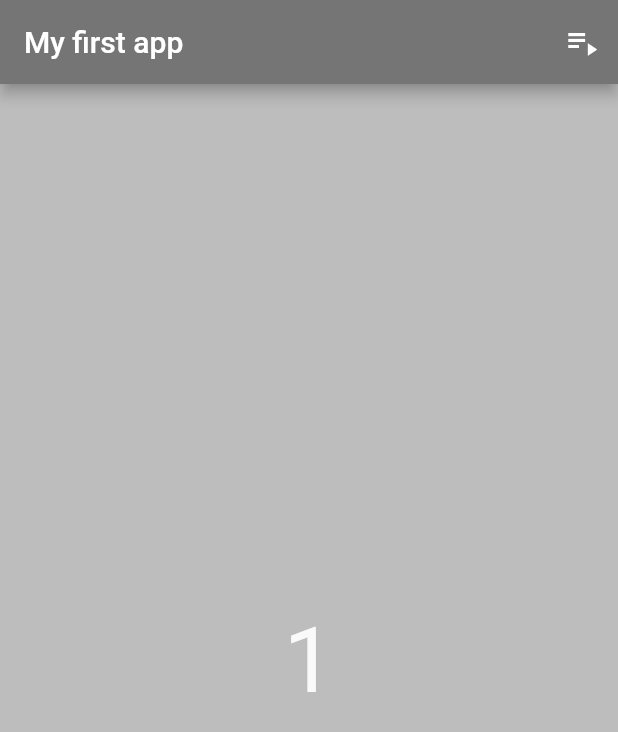
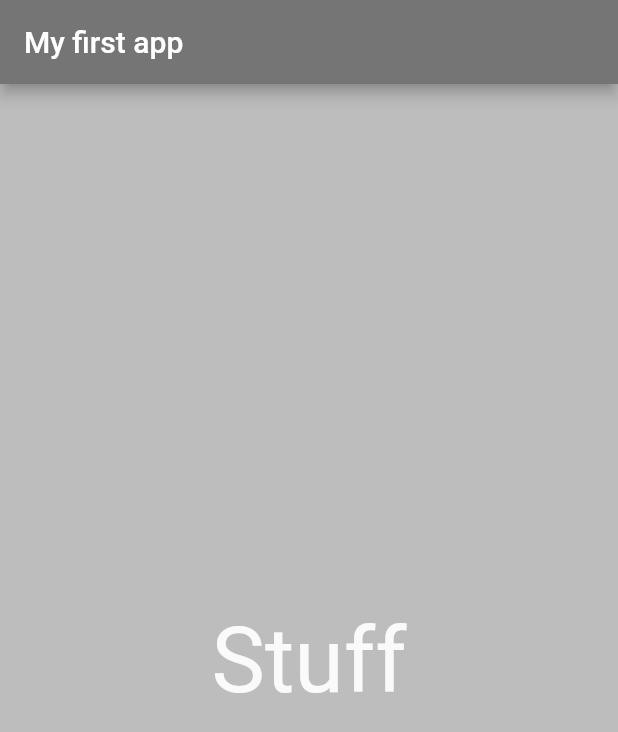
Before and after one commit to BurningAl15/FirstFlutterApp, a Flutter app: the screen it shows after launch, on a phone screen of 412 x 824 dp. Shown: the top 732 px of the screen. Run offline on Flutter 3.47's test engine with Material 2 defaults, Android fonts, the phone set to English and light mode, and no system bars.

Commit message:
Organizing Code

```diff
--- /dev/null
+++ b/lib/app_Screens/firstScreen.dart
@@ -0,0 +1,24 @@
+import 'package:flutter/material.dart';
+
+final backgroundColor=Colors.grey[400];
+final textDir=TextDirection.ltr;
+final textStyleColor=[Colors.grey[50],Colors.grey[100],Colors.grey[200],Colors.grey[300]] ;
+final textFontSize=60.0;
+
+
+class FirstScreen extends StatelessWidget{
+  @override
+  Widget build(BuildContext context)
+  {
+    return new   Material(
+        color:backgroundColor,
+        child: Center(
+          child: Text(
+            "Stuff",
+            textDirection: textDir,
+            style: TextStyle(color:textStyleColor[0],fontSize: textFontSize),
+          ),
+        )
+    );
+  }
+}
--- a/lib/main.dart
+++ b/lib/main.dart
@@ -1,75 +1,30 @@
 import 'package:flutter/material.dart';
+import'./app_Screens/firstScreen.dart';
 
 final appName="Aldhair Made Flutter App";
 
-final backgroundColor=Colors.grey[400];
-final textDir=TextDirection.ltr;
-final textStyleColor=[Colors.grey[50],Colors.grey[100],Colors.grey[200],Colors.grey[300]] ;
-final textFontSize=60.0;
 final appScreenText="My first app";
 final appBarColor=Colors.grey[600];
 
-List phrases=["1","2","3","4!"];
 
-var index=0;
-
-var phrase=phrases[index];
+void main()=>runApp(new MyFlutterApp());
 
 
-void main(){
-  runApp(
-  new MyApp()
-
-  );
-}
-
-class MyApp extends StatefulWidget{
-  MyFlutterApp createState() =>new MyFlutterApp();
-}
-
-class MyFlutterApp extends State<MyApp>{
-  void _UpdateStuff(){
-      index++;
-      if(index>phrases.length-1) {
-        index=0;
-        phrase=phrases[index];
-      }
-      phrase=phrases[index];
-
-    print(phrase);
-  }
-
+class MyFlutterApp extends StatelessWidget{
   @override
   Widget build(BuildContext context){
     return MaterialApp(
+        //Take off the shitty debug bar
+        debugShowCheckedModeBanner:false,
         title:appName,
         home: Scaffold(
             appBar: AppBar(
               title: Text(appScreenText),
               backgroundColor: appBarColor,
-              actions: <Widget>[
-                IconButton(
-                  icon:Icon(Icons.playlist_play),
-                  tooltip: 'Change value',
-                  onPressed:(){
-                    setState(() {
-                      _UpdateStuff();
-                    });;
-                  }
-                )
-              ],
+
             ),
-            body:
-            new   Material(
-                color:backgroundColor,
-                child: Center(
-                  child: Text(
-                    phrase,
-                    textDirection: textDir,
-                    style: TextStyle(color:textStyleColor[index],fontSize: textFontSize),
-                  ),
-                )
-            )
+            body: FirstScreen()
+
         )
     );
   }
```
Also changed, not shown: 1 other file.
